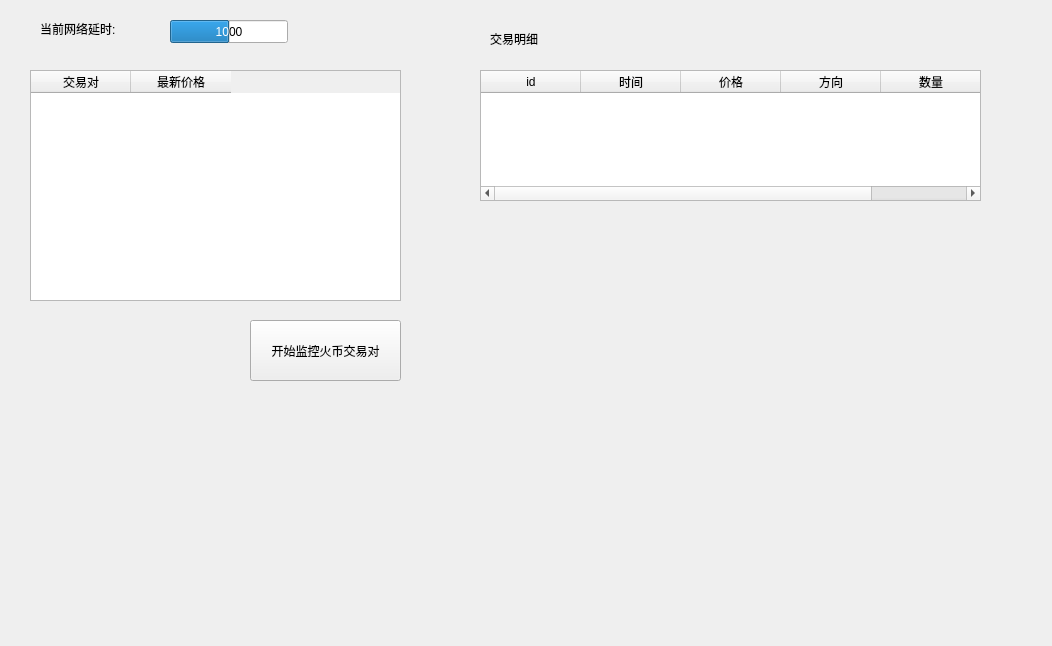
Before: the Qt Designer form MainWidget.ui in lihn1987/CoinMarketWatcher, drawn with Qt 5.
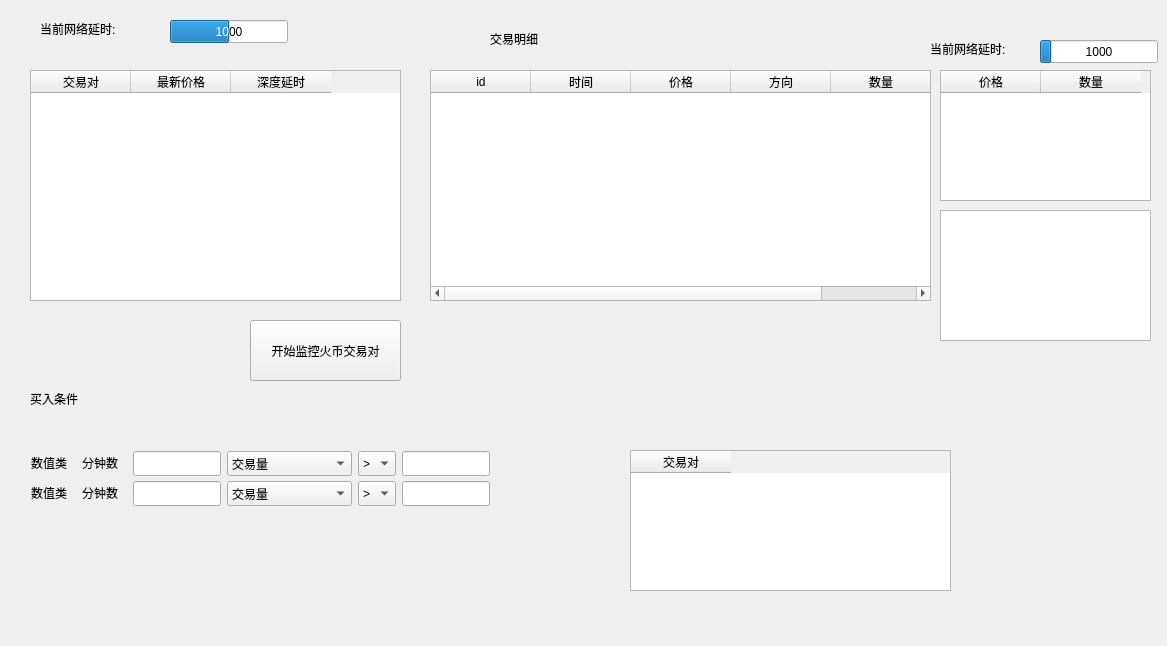
After: the same form once the commit is applied.

Commit message: 能够一定时间段内监控深度数据，监控深度数据的延时

What changed in the file:
```diff
--- a/MainWidget.ui
+++ b/MainWidget.ui
@@ -6,7 +6,7 @@
    <rect>
     <x>0</x>
     <y>0</y>
-    <width>1052</width>
+    <width>1167</width>
     <height>646</height>
    </rect>
   </property>
@@ -35,6 +35,11 @@
      <string>最新价格</string>
     </property>
    </column>
+   <column>
+    <property name="text">
+     <string>深度延时</string>
+    </property>
+   </column>
   </widget>
   <widget class="QPushButton" name="btnHuobiTransactionStart">
    <property name="geometry">
@@ -87,10 +92,10 @@
   <widget class="QTableWidget" name="tabHuobiTradeDetail">
    <property name="geometry">
     <rect>
-     <x>480</x>
+     <x>430</x>
      <y>70</y>
      <width>501</width>
-     <height>131</height>
+     <height>231</height>
     </rect>
    </property>
    <property name="sortingEnabled">
@@ -135,6 +140,366 @@
     <string>交易明细</string>
    </property>
   </widget>
+  <widget class="QTableWidget" name="tabHuobiDepthBids">
+   <property name="geometry">
+    <rect>
+     <x>940</x>
+     <y>210</y>
+     <width>211</width>
+     <height>131</height>
+    </rect>
+   </property>
+   <property name="sortingEnabled">
+    <bool>true</bool>
+   </property>
+   <attribute name="horizontalHeaderVisible">
+    <bool>false</bool>
+   </attribute>
+   <column>
+    <property name="text">
+     <string>价格</string>
+    </property>
+   </column>
+   <column>
+    <property name="text">
+     <string>数量</string>
+    </property>
+   </column>
+  </widget>
+  <widget class="QTableWidget" name="tabHuobiDepthAsks">
+   <property name="geometry">
+    <rect>
+     <x>940</x>
+     <y>70</y>
+     <width>211</width>
+     <height>131</height>
+    </rect>
+   </property>
+   <property name="sortingEnabled">
+    <bool>true</bool>
+   </property>
+   <attribute name="horizontalHeaderVisible">
+    <bool>true</bool>
+   </attribute>
+   <column>
+    <property name="text">
+     <string>价格</string>
+    </property>
+   </column>
+   <column>
+    <property name="text">
+     <string>数量</string>
+    </property>
+   </column>
+  </widget>
+  <widget class="QProgressBar" name="process_huobi_depth">
+   <property name="geometry">
+    <rect>
+     <x>1040</x>
+     <y>40</y>
+     <width>118</width>
+     <height>23</height>
+    </rect>
+   </property>
+   <property name="maximum">
+    <number>10000</number>
+   </property>
+   <property name="value">
+    <number>1000</number>
+   </property>
+   <property name="textVisible">
+    <bool>true</bool>
+   </property>
+   <property name="format">
+    <string>%v</string>
+   </property>
+  </widget>
+  <widget class="QLabel" name="label_3">
+   <property name="geometry">
+    <rect>
+     <x>930</x>
+     <y>40</y>
+     <width>101</width>
+     <height>17</height>
+    </rect>
+   </property>
+   <property name="text">
+    <string>当前网络延时:</string>
+   </property>
+  </widget>
+  <widget class="QTableWidget" name="tabHuobi_2">
+   <property name="geometry">
+    <rect>
+     <x>630</x>
+     <y>450</y>
+     <width>321</width>
+     <height>141</height>
+    </rect>
+   </property>
+   <property name="sortingEnabled">
+    <bool>true</bool>
+   </property>
+   <column>
+    <property name="text">
+     <string>交易对</string>
+    </property>
+   </column>
+  </widget>
+  <widget class="QLabel" name="label_4">
+   <property name="geometry">
+    <rect>
+     <x>30</x>
+     <y>390</y>
+     <width>61</width>
+     <height>17</height>
+    </rect>
+   </property>
+   <property name="text">
+    <string>买入条件</string>
+   </property>
+  </widget>
+  <widget class="QLabel" name="label_5">
+   <property name="geometry">
+    <rect>
+     <x>82</x>
+     <y>451</y>
+     <width>45</width>
+     <height>23</height>
+    </rect>
+   </property>
+   <property name="text">
+    <string>分钟数</string>
+   </property>
+  </widget>
+  <widget class="QComboBox" name="comboBox_3">
+   <property name="geometry">
+    <rect>
+     <x>227</x>
+     <y>451</y>
+     <width>125</width>
+     <height>25</height>
+    </rect>
+   </property>
+   <item>
+    <property name="text">
+     <string>交易量</string>
+    </property>
+   </item>
+   <item>
+    <property name="text">
+     <string>实时价格</string>
+    </property>
+   </item>
+   <item>
+    <property name="text">
+     <string>交易次数</string>
+    </property>
+   </item>
+   <item>
+    <property name="text">
+     <string>买/卖量比例</string>
+    </property>
+   </item>
+   <item>
+    <property name="text">
+     <string>买/卖次数比例</string>
+    </property>
+   </item>
+  </widget>
+  <widget class="QLineEdit" name="lineEdit">
+   <property name="geometry">
+    <rect>
+     <x>133</x>
+     <y>451</y>
+     <width>88</width>
+     <height>25</height>
+    </rect>
+   </property>
+  </widget>
+  <widget class="QComboBox" name="comboBox_4">
+   <property name="geometry">
+    <rect>
+     <x>358</x>
+     <y>451</y>
+     <width>38</width>
+     <height>25</height>
+    </rect>
+   </property>
+   <item>
+    <property name="text">
+     <string>&gt;</string>
+    </property>
+   </item>
+   <item>
+    <property name="text">
+     <string>&lt;</string>
+    </property>
+   </item>
+  </widget>
+  <widget class="QLineEdit" name="lineEdit_2">
+   <property name="geometry">
+    <rect>
+     <x>402</x>
+     <y>451</y>
+     <width>88</width>
+     <height>25</height>
+    </rect>
+   </property>
+  </widget>
+  <widget class="QLabel" name="label_6">
+   <property name="geometry">
+    <rect>
+     <x>31</x>
+     <y>451</y>
+     <width>45</width>
+     <height>23</height>
+    </rect>
+   </property>
+   <property name="text">
+    <string>数值类</string>
+   </property>
+  </widget>
+  <widget class="QWidget" name="">
+   <property name="geometry">
+    <rect>
+     <x>10</x>
+     <y>450</y>
+     <width>16</width>
+     <height>80</height>
+    </rect>
+   </property>
+   <layout class="QVBoxLayout" name="verticalLayout">
+    <item>
+     <widget class="QRadioButton" name="radioButton">
+      <property name="text">
+       <string/>
+      </property>
+     </widget>
+    </item>
+    <item>
+     <widget class="QRadioButton" name="radioButton_2">
+      <property name="text">
+       <string/>
+      </property>
+     </widget>
+    </item>
+    <item>
+     <widget class="QRadioButton" name="radioButton_3">
+      <property name="text">
+       <string/>
+      </property>
+     </widget>
+    </item>
+    <item>
+     <widget class="QRadioButton" name="radioButton_4">
+      <property name="text">
+       <string/>
+      </property>
+     </widget>
+    </item>
+   </layout>
+  </widget>
+  <widget class="QLineEdit" name="lineEdit_3">
+   <property name="geometry">
+    <rect>
+     <x>133</x>
+     <y>481</y>
+     <width>88</width>
+     <height>25</height>
+    </rect>
+   </property>
+  </widget>
+  <widget class="QLabel" name="label_7">
+   <property name="geometry">
+    <rect>
+     <x>31</x>
+     <y>481</y>
+     <width>45</width>
+     <height>23</height>
+    </rect>
+   </property>
+   <property name="text">
+    <string>数值类</string>
+   </property>
+  </widget>
+  <widget class="QComboBox" name="comboBox_5">
+   <property name="geometry">
+    <rect>
+     <x>227</x>
+     <y>481</y>
+     <width>125</width>
+     <height>25</height>
+    </rect>
+   </property>
+   <item>
+    <property name="text">
+     <string>交易量</string>
+    </property>
+   </item>
+   <item>
+    <property name="text">
+     <string>实时价格</string>
+    </property>
+   </item>
+   <item>
+    <property name="text">
+     <string>交易次数</string>
+    </property>
+   </item>
+   <item>
+    <property name="text">
+     <string>买/卖量比例</string>
+    </property>
+   </item>
+   <item>
+    <property name="text">
+     <string>买/卖次数比例</string>
+    </property>
+   </item>
+  </widget>
+  <widget class="QLineEdit" name="lineEdit_4">
+   <property name="geometry">
+    <rect>
+     <x>402</x>
+     <y>481</y>
+     <width>88</width>
+     <height>25</height>
+    </rect>
+   </property>
+  </widget>
+  <widget class="QComboBox" name="comboBox_6">
+   <property name="geometry">
+    <rect>
+     <x>358</x>
+     <y>481</y>
+     <width>38</width>
+     <height>25</height>
+    </rect>
+   </property>
+   <item>
+    <property name="text">
+     <string>&gt;</string>
+    </property>
+   </item>
+   <item>
+    <property name="text">
+     <string>&lt;</string>
+    </property>
+   </item>
+  </widget>
+  <widget class="QLabel" name="label_8">
+   <property name="geometry">
+    <rect>
+     <x>82</x>
+     <y>481</y>
+     <width>45</width>
+     <height>23</height>
+    </rect>
+   </property>
+   <property name="text">
+    <string>分钟数</string>
+   </property>
+  </widget>
  </widget>
  <layoutdefault spacing="6" margin="11"/>
  <resources/>
```
The commit also changes 4 other files.
